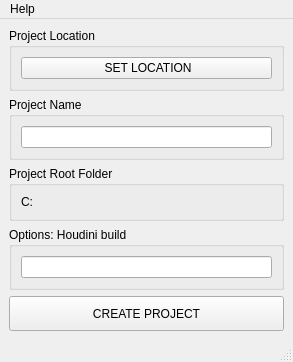
The window that ui/projectManager_main.ui (all-in-one-of/Eve) describes before a commit, drawn with Qt 5.
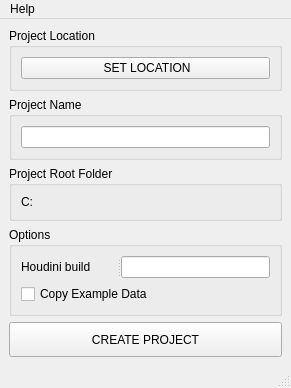
The same window after the commit.

Patch:
```diff
--- a/ui/projectManager_main.ui
+++ b/ui/projectManager_main.ui
@@ -6,8 +6,8 @@
    <rect>
     <x>0</x>
     <y>0</y>
-    <width>293</width>
-    <height>350</height>
+    <width>291</width>
+    <height>379</height>
    </rect>
   </property>
   <property name="windowTitle">
@@ -72,11 +72,28 @@
     <item>
      <widget class="QGroupBox" name="groupBox_4">
       <property name="title">
-       <string>Options: Houdini build</string>
+       <string>Options</string>
       </property>
       <layout class="QVBoxLayout" name="verticalLayout_7">
        <item>
-        <widget class="QLineEdit" name="lin_options"/>
+        <widget class="QSplitter" name="splitter">
+         <property name="orientation">
+          <enum>Qt::Horizontal</enum>
+         </property>
+         <widget class="QLabel" name="label">
+          <property name="text">
+           <string>Houdini build</string>
+          </property>
+         </widget>
+         <widget class="QLineEdit" name="lin_options"/>
+        </widget>
+       </item>
+       <item>
+        <widget class="QCheckBox" name="chb_example">
+         <property name="text">
+          <string>Copy Example Data</string>
+         </property>
+        </widget>
        </item>
       </layout>
      </widget>
@@ -101,7 +118,7 @@
     <rect>
      <x>0</x>
      <y>0</y>
-     <width>293</width>
+     <width>291</width>
      <height>21</height>
     </rect>
    </property>
```
